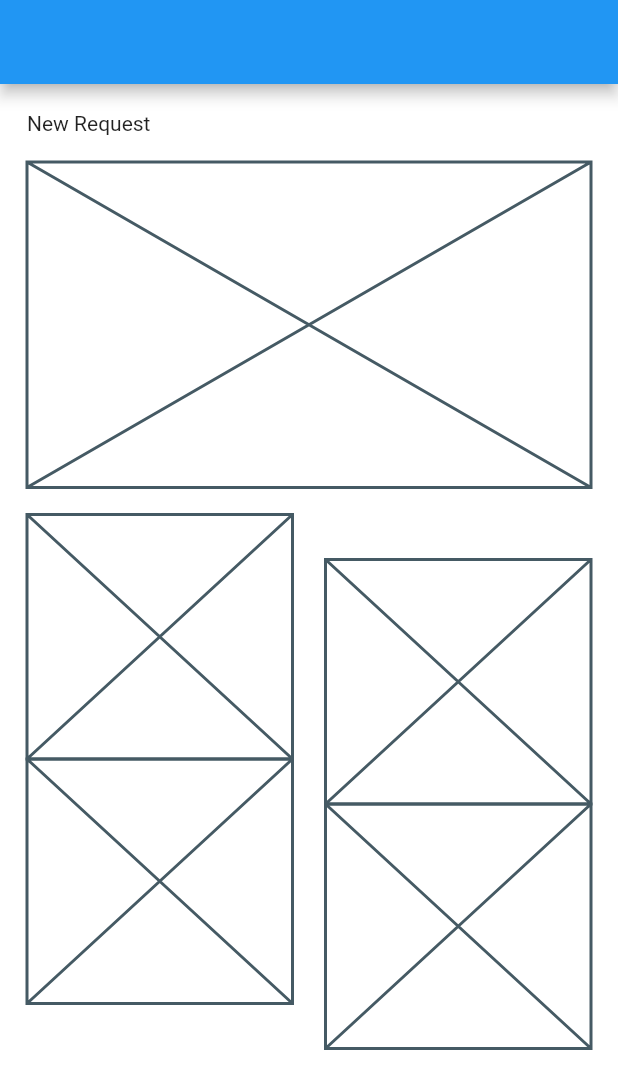
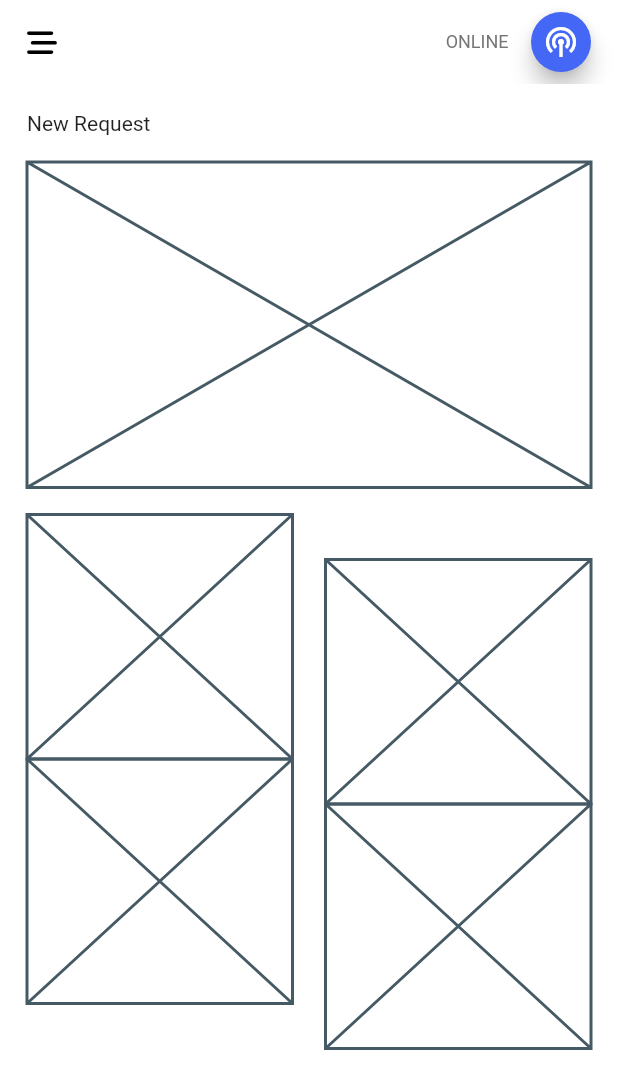
Before and after one commit to lucioeduardo/flutter-practice, a Flutter app: the screen it shows after launch, on a phone screen of 412 x 824 dp. Shown: the top 1089 px of the screen. Run offline on Flutter 3.47's test engine with Material 2 defaults, Android fonts, the phone set to English and light mode, and no system bars; our stand-ins replace font_awesome_flutter.

Commit message:
⭐ : create custom app bar

```diff
--- a/foodfancy/lib/ui/pages/home/home_page.dart
+++ b/foodfancy/lib/ui/pages/home/home_page.dart
@@ -1,4 +1,5 @@
 import 'package:flutter/material.dart';
+import 'package:foodfancy/ui/widgets/custom_app_bar.dart';
 
 class HomePage extends StatefulWidget {
   const HomePage({Key? key}) : super(key: key);
@@ -12,7 +13,7 @@ class _HomePageState extends State<HomePage> {
   Widget build(BuildContext context) {
     const verticalSpace18 = SizedBox(height: 18);
     return Scaffold(
-      appBar: AppBar(),
+      appBar: const CustomAppBar(),
       backgroundColor: Colors.white,
       body: ListView(
         padding: const EdgeInsets.all(18),
--- /dev/null
+++ b/foodfancy/lib/ui/widgets/custom_app_bar.dart
@@ -0,0 +1,45 @@
+import 'package:flutter/material.dart';
+import 'package:font_awesome_flutter/font_awesome_flutter.dart';
+
+class CustomAppBar extends StatelessWidget implements PreferredSizeWidget {
+  const CustomAppBar({
+    Key? key,
+  }) : super(key: key);
+
+  @override
+  Widget build(BuildContext context) {
+    return AppBar(
+      backgroundColor: Colors.transparent,
+      elevation: 0,
+      leading: const Center(
+        child: FaIcon(
+          FontAwesomeIcons.barsStaggered,
+          color: Colors.black,
+          size: 20,
+        ),
+      ),
+      actions: [
+        Center(
+          child: Text(
+            'online'.toUpperCase(),
+            style: TextStyle(color: Colors.grey[600], fontSize: 12),
+          ),
+        ),
+        const SizedBox(width: 15),
+        SizedBox(
+          width: 40,
+          height: 40,
+          child: FloatingActionButton(
+            backgroundColor: const Color(0xff4567F6),
+            onPressed: () {},
+            child: const FaIcon(Icons.podcasts),
+          ),
+        ),
+        const SizedBox(width: 18)
+      ],
+    );
+  }
+
+  @override
+  Size get preferredSize => const Size(double.infinity, 56);
+}
```
